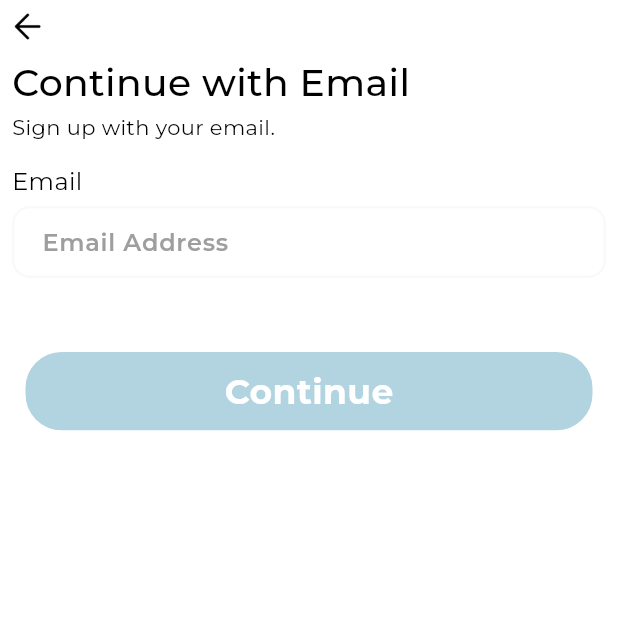
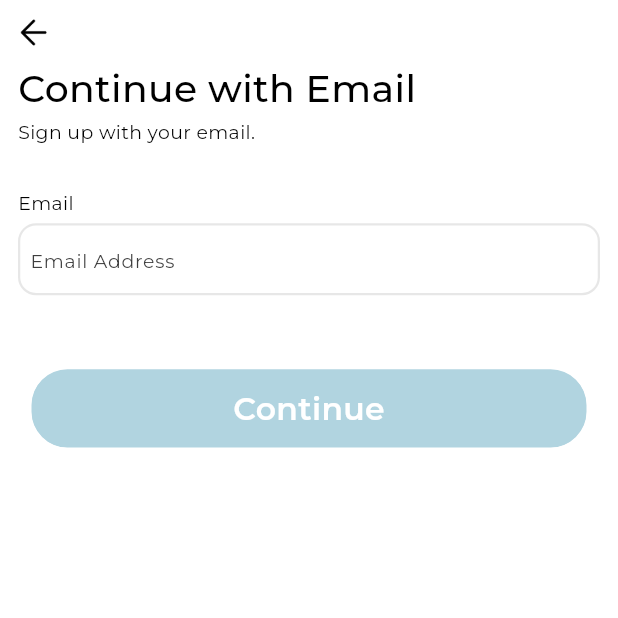
Before and after one commit to transitcoindia/app, a Flutter app: the SignUpScreen screen opened by its route, on a phone screen of 412 x 824 dp, the top half of it. Run offline on Flutter 3.47's test engine with Material 3 defaults, Android fonts, the phone set to English and light mode, and no system bars; our stand-ins replace bloc, dio, equatable, flutter_bloc, flutter_otp_text_field, flutter_screenutil and 8 more.

Commit message:
complete hua

```diff
--- a/lib/core/theme/colors.dart
+++ b/lib/core/theme/colors.dart
@@ -17,6 +17,6 @@ const elevatedButtonBlue = Color.fromARGB(255, 50, 68, 81);
 const deselectedCircleAvatar = Color.fromARGB(255, 217, 217, 217);
 const selectedCircleAvatar = Color.fromARGB(255, 110, 110, 110);
 const bottomCardColor = Color.fromARGB(255, 177, 212, 224);
-const borderColor = Color.fromARGB(74, 234, 234, 234);
+const borderColor = Color.fromARGB(62, 158, 158, 158);
 const enabledBorderColor = Color.fromARGB(255, 189, 235, 252);
 const enabledFillColor = Color.fromARGB(255, 223, 237, 242);
--- a/lib/screens/auth_screens/login_page.dart
+++ b/lib/screens/auth_screens/login_page.dart
@@ -46,9 +46,9 @@ String? validateEmail(String? value) {
            SizedBox(height: 10.h),
            Text("Continue with Email"),
            Text("Sign up with your email."),
-          const Align(
+           Align(
             alignment: Alignment.centerLeft,
-            child: Text("Email", style: TextStyle(fontSize: 16)),
+            child: Text("Email", style: TextStyle(fontSize: 12.sp)),
           ),
           TextFormField(
             validator: (value) =>
--- a/lib/screens/auth_screens/sign_up_screen.dart
+++ b/lib/screens/auth_screens/sign_up_screen.dart
@@ -37,7 +37,7 @@ String? validateEmail(String? value) {
     return Scaffold(backgroundColor: white,
       body: SafeArea(
         child: Padding(
-          padding: const EdgeInsets.all(8.0),
+          padding: const EdgeInsets.all(12.0),
           child: Form(
             key: _formKey,
             child: Column(crossAxisAlignment: CrossAxisAlignment.start,
@@ -51,12 +51,12 @@ String? validateEmail(String? value) {
            Text("Continue with Email", style: TextStyle(fontSize: 24.sp, fontWeight: FontWeight.w500),),
                    SizedBox(height: 2.h),
 
-           Text("Sign up with your email."),
-                      SizedBox(height: 15.h),
+           Text("Sign up with your email.", style: TextStyle(fontSize: 12.sp),),
+                      SizedBox(height: 30.h),
 
-          const Align(
+           Align(
             alignment: Alignment.centerLeft,
-            child: Text("Email", style: TextStyle(fontSize: 16)),
+            child: Text("Email", style: TextStyle(fontSize: 12.sp)),
           ),
              SizedBox(height: 5.h),
    ValueListenableBuilder<bool>(
@@ -65,10 +65,10 @@ String? validateEmail(String? value) {
     return TextFormField(
       validator: validateEmail,
       controller: _emailController,
-      decoration: InputDecoration(
+      decoration: InputDecoration(labelStyle: TextStyle(fontSize: 3.sp),
         filled: true,
         fillColor: isEnabled ? enabledFillColor : white, // ✅ Ensure correct background fill
-        contentPadding: const EdgeInsets.symmetric(vertical: 12, horizontal: 16),
+        contentPadding: const EdgeInsets.symmetric(vertical: 12, horizontal: 4),
         border: OutlineInputBorder(
           borderRadius: BorderRadius.circular(12),
           borderSide: BorderSide.none, // ✅ Remove unwanted default border
@@ -86,9 +86,9 @@ String? validateEmail(String? value) {
           borderSide: const BorderSide(color: Colors.red),
         ),
         hintText: 'Email Address',
-        hintStyle: const TextStyle(color: Colors.grey),
+        hintStyle:  TextStyle(color: const Color.fromARGB(255, 62, 62, 62), fontSize: 12.sp, fontWeight: FontWeight.w100),
       ),
-      style: const TextStyle(color: Colors.black),
+      style: const TextStyle(color: Colors.black, fontWeight: FontWeight.w200),
     );
   },
 ),
@@ -182,10 +182,10 @@ String? validateEmail(String? value) {
                       height: 56.h,
                       child: PreAuthButtons(
                         onTap: isEnabled ? () {} : null,
-                        fontsize: 22.sp,
+                        fontsize: 20.sp,
                         label: "Continue",
                         enabled: isEnabled,
-                        bold: true,
+                        bold: true,fontWeight: FontWeight.w600,
                       ),
                     );
                   },
```
